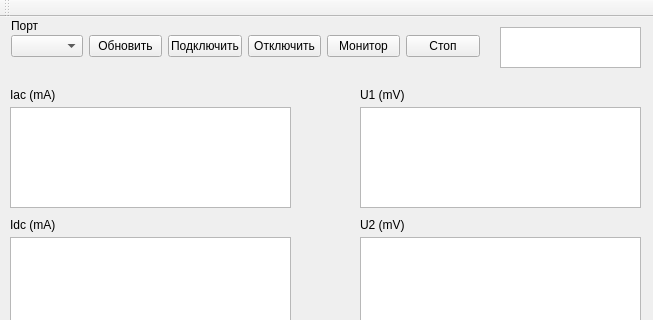
First picture: the form in AFE_VS_test/Monitoring.ui, repository Dimanter/AFE_VS_test, before the edit; both pictures show x 0 to 653 and y 0 to 320 of the 653 by 470 pixel window.
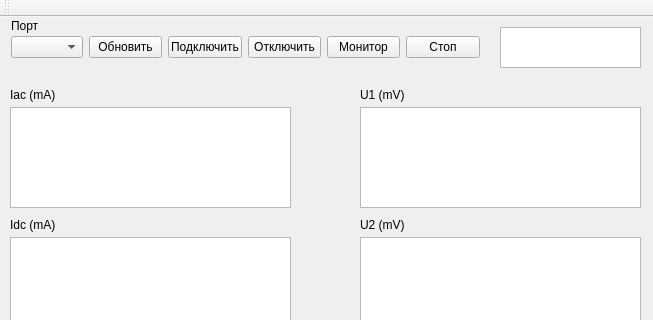
Second picture: the form after the edit.

Commit message: Исправлена ошибка проверок на отрицательность и положительность последовательности отклонения роторов для расчёта электромагнитной ассиметрии(СКТ-232Б). Добавлена кнопка о программе(все окна).

```diff
--- a/AFE_VS_test/Monitoring.ui
+++ b/AFE_VS_test/Monitoring.ui
@@ -23,7 +23,13 @@
    </size>
   </property>
   <property name="windowTitle">
-   <string>Monitoring</string>
+   <string>Монитор</string>
+  </property>
+  <property name="documentMode">
+   <bool>false</bool>
+  </property>
+  <property name="unifiedTitleAndToolBarOnMac">
+   <bool>false</bool>
   </property>
   <widget class="QWidget" name="centralWidget">
    <widget class="QLabel" name="StatusCon">
@@ -156,7 +162,7 @@
       <x>10</x>
       <y>0</y>
       <width>481</width>
-      <height>51</height>
+      <height>52</height>
      </rect>
     </property>
     <layout class="QGridLayout" name="gridLayout">
```
Left out of the diff: 7 changed lines with no effect on the pictures. The commit also changes 5 other files.
